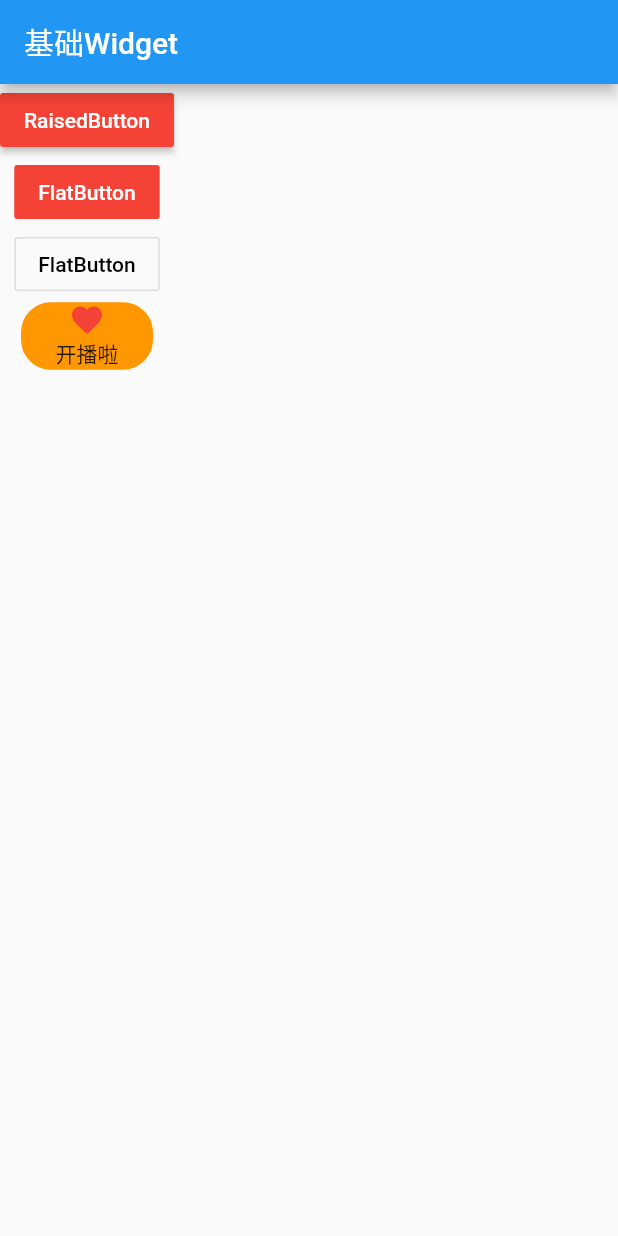
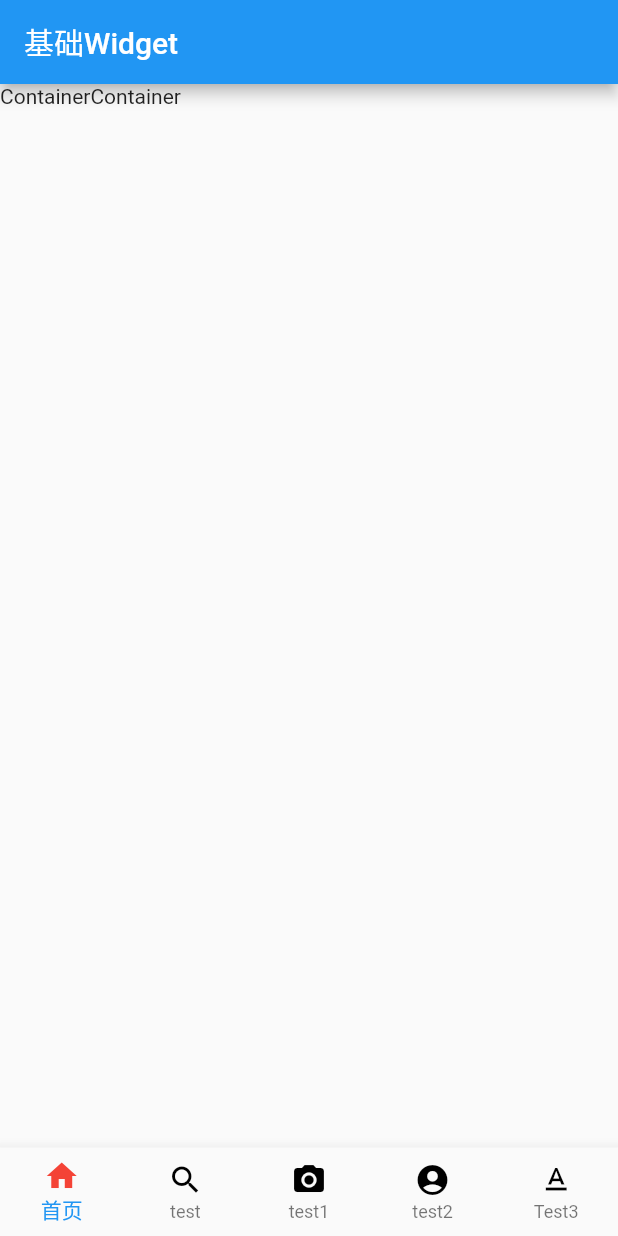
Before and after one commit to YYDreams/flutter_helloworld, a Flutter app: the screen it shows after launch, on a phone screen of 412 x 824 dp. Run offline on Flutter 3.47's test engine with Material 2 defaults, Android fonts, the phone set to English and light mode, and no system bars; missing offline and left inert: flutter_cupertino_date_picker.

Commit message:
搭建底层 将布局组件统一化 有利于查看

```diff
--- /dev/null
+++ b/lib/index_page.dart
@@ -0,0 +1,74 @@
+import 'package:flutter/material.dart';
+
+import 'pages/home_page.dart';
+
+class IndexPage extends StatefulWidget {
+  @override
+  _IndexPageState createState() => _IndexPageState();
+}
+
+class _IndexPageState extends State<IndexPage> {
+
+  final _defaultColor = Colors.black;
+  final _selectedColor = Colors.red;
+  final PageController _controller = PageController(
+    initialPage: 0,
+  );
+  int _currentIndex = 0; //记录当前选中的index
+  @override
+  Widget build(BuildContext context) {
+    return Scaffold(
+
+      body: PageView(
+        controller:  _controller,
+        children: <Widget>[
+          HomePage(),
+          HomePage(),
+          HomePage(),
+          HomePage(),
+
+        ],
+        //从来不滚动 （即不左右滚动）
+        physics: NeverScrollableScrollPhysics(),
+
+      ),
+
+      bottomNavigationBar: BottomNavigationBar(
+          currentIndex: _currentIndex,
+          onTap: (index){
+            _controller.jumpToPage(index);
+            setState(() {
+              _currentIndex = index;
+
+            });
+          },
+
+          type: BottomNavigationBarType.fixed, //图片和文字都显示
+
+          items: [
+
+            _setuptabBar('首页', Icons.home, 0),
+            _setuptabBar('test', Icons.search, 1),
+            _setuptabBar('test1', Icons.camera_alt, 2),
+            _setuptabBar('test2', Icons.account_circle, 3),
+            _setuptabBar('Test3', Icons.text_format, 4),
+
+          ]
+      ),
+    );
+
+  }
+
+  _setuptabBar(String tabBarTitle,IconData normalIcon,int index){
+
+
+    return   BottomNavigationBarItem(
+      icon: Icon(normalIcon,color:_defaultColor),
+      activeIcon:Icon(normalIcon, color: _selectedColor),
+      title: Text(tabBarTitle, style:TextStyle(
+        color: _currentIndex != index? _defaultColor : _selectedColor,
+      )),
+    );
+
+  }
+}
--- a/lib/main.dart
+++ b/lib/main.dart
@@ -1,4 +1,6 @@
 import 'package:flutter/material.dart';
+import 'package:flutter_app/index_page.dart';
+
 
 main() => (runApp(MyApp()));
 
@@ -11,79 +13,8 @@ class MyApp extends StatelessWidget {
         appBar: AppBar(
           title: Text("基础Widget"),
         ),
-        body: HomeContent(),
+        body: IndexPage(),
       ),
     );
   }
 }
-//Text/Button/Image
-class HomeContent extends StatelessWidget {
-  @override
-  Widget build(BuildContext context) {
-    return Container(
-
-
-      child: Column(
-        children: <Widget>[
-
-//     1、 RaisedButton：有凸起效果
-           RaisedButton(
-               textColor: Colors.white,
-               color: Colors.red,
-               child: Text("RaisedButton"),
-               onPressed: (){
-                 print("RaisedButton");
-
-          }),
-//        2、  FlatButton 偏平按钮
-          FlatButton(
-              textColor: Colors.white,
-              color: Colors.red,
-              child: Text("FlatButton"),
-              onPressed: (){
-                print("FlatButton");
-
-              }),
-//       3、   OutlineButton 默认有边框的按钮
-        OutlineButton(
-            textColor: Colors.black,
-            color: Colors.red,
-            child: Text("FlatButton"),
-            onPressed: (){
-
-        }),
-
-//      4、  自定义Button (图标、文字、背景、圆角)
-
-        FlatButton(onPressed: (){
-
-          print("自定义button");
-        },
-//            Row设置了Row则占据了整行
-            color:Colors.orange ,
-//           设置圆角
-            shape: RoundedRectangleBorder(
-              borderRadius: BorderRadius.circular(20.0),
-
-            ),
-            child: Column(
-              //去掉则上面的三个按钮会居中显示
-              mainAxisSize: MainAxisSize.min,
-          children: [
-            Icon(Icons.favorite,color: Colors.red,),
-            Text("开播啦"),
-
-          ],
-        ))
-
-
-
-
-        ],
-      ),
-
-
-    );
-
-  }
-}
--- /dev/null
+++ b/lib/pages/home_page.dart
@@ -0,0 +1,21 @@
+
+import 'package:flutter/material.dart';
+
+class HomePage extends StatefulWidget {
+
+  @override
+  _HomePageState createState() => _HomePageState();
+}
+
+class _HomePageState extends State<HomePage> {
+  @override
+  Widget build(BuildContext context) {
+
+    return Container(
+
+      child: Text("ContainerContainer"),
+
+    );
+
+  }
+}
```
Also changed, not shown: lib/08_按钮图片.dart (added, +119 -0 lines), assets/images/item.jpg (added).
